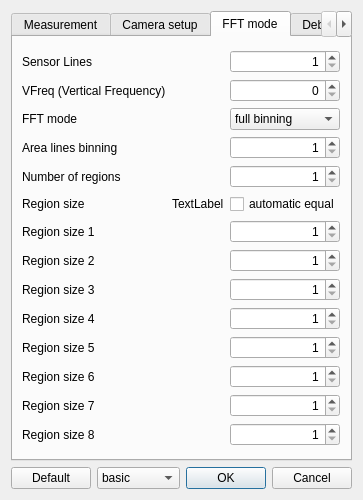
First picture: the form in escam/dialogsettings.ui, repository Entwicklungsburo-Stresing/EBST_CAM, before the edit.
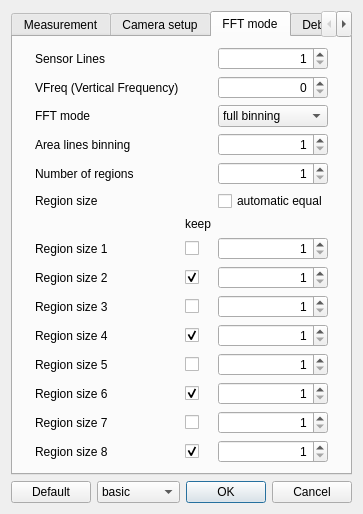
Second picture: the form after the edit. The open tabs and pages were chosen to show the change.

Commit message: Add keep to dialog setting

```diff
--- a/escam/dialogsettings.ui
+++ b/escam/dialogsettings.ui
@@ -7,7 +7,7 @@
     <x>0</x>
     <y>0</y>
     <width>336</width>
-    <height>470</height>
+    <height>482</height>
    </rect>
   </property>
   <property name="windowTitle">
@@ -844,13 +844,20 @@
       <layout class="QVBoxLayout" name="verticalLayout_5">
        <item>
         <layout class="QGridLayout" name="gridLayoutFftmode">
-         <item row="14" column="1">
+         <item row="15" column="1">
           <widget class="QLabel" name="labelRegion8">
            <property name="text">
             <string>Region size 8</string>
            </property>
           </widget>
          </item>
+         <item row="9" column="1">
+          <widget class="QLabel" name="labelRegion2">
+           <property name="text">
+            <string>Region size 2</string>
+           </property>
+          </widget>
+         </item>
          <item row="3" column="3">
           <widget class="QComboBox" name="comboBoxFftMode">
            <item>
@@ -871,20 +878,13 @@
           </widget>
          </item>
          <item row="8" column="1">
-          <widget class="QLabel" name="labelRegion2">
-           <property name="text">
-            <string>Region size 2</string>
-           </property>
-          </widget>
-         </item>
-         <item row="7" column="1">
           <widget class="QLabel" name="labelRegion1">
            <property name="text">
             <string>Region size 1</string>
            </property>
           </widget>
          </item>
-         <item row="10" column="3">
+         <item row="11" column="3">
           <widget class="QSpinBox" name="spinBoxRegion4">
            <property name="alignment">
             <set>Qt::AlignRight|Qt::AlignTrailing|Qt::AlignVCenter</set>
@@ -904,7 +904,7 @@
            </property>
           </widget>
          </item>
-         <item row="8" column="3">
+         <item row="9" column="3">
           <widget class="QSpinBox" name="spinBoxRegion2">
            <property name="alignment">
             <set>Qt::AlignRight|Qt::AlignTrailing|Qt::AlignVCenter</set>
@@ -917,7 +917,7 @@
            </property>
           </widget>
          </item>
-         <item row="12" column="3">
+         <item row="13" column="3">
           <widget class="QSpinBox" name="spinBoxRegion6">
            <property name="alignment">
             <set>Qt::AlignRight|Qt::AlignTrailing|Qt::AlignVCenter</set>
@@ -937,6 +937,19 @@
            </property>
           </widget>
          </item>
+         <item row="8" column="3">
+          <widget class="QSpinBox" name="spinBoxRegion1">
+           <property name="alignment">
+            <set>Qt::AlignRight|Qt::AlignTrailing|Qt::AlignVCenter</set>
+           </property>
+           <property name="minimum">
+            <number>1</number>
+           </property>
+           <property name="maximum">
+            <number>9999</number>
+           </property>
+          </widget>
+         </item>
          <item row="5" column="1">
           <widget class="QLabel" name="labelNumberOfRegions">
            <property name="text">
@@ -944,19 +957,6 @@
            </property>
           </widget>
          </item>
-         <item row="7" column="3">
-          <widget class="QSpinBox" name="spinBoxRegion1">
-           <property name="alignment">
-            <set>Qt::AlignRight|Qt::AlignTrailing|Qt::AlignVCenter</set>
-           </property>
-           <property name="minimum">
-            <number>1</number>
-           </property>
-           <property name="maximum">
-            <number>9999</number>
-           </property>
-          </widget>
-         </item>
          <item row="6" column="3">
           <widget class="QCheckBox" name="checkBoxRegionsEqual">
            <property name="text">
@@ -964,7 +964,7 @@
            </property>
           </widget>
          </item>
-         <item row="13" column="3">
+         <item row="14" column="3">
           <widget class="QSpinBox" name="spinBoxRegion7">
            <property name="alignment">
             <set>Qt::AlignRight|Qt::AlignTrailing|Qt::AlignVCenter</set>
@@ -977,21 +977,21 @@
            </property>
           </widget>
          </item>
-         <item row="9" column="1">
+         <item row="10" column="1">
           <widget class="QLabel" name="labelRegion3">
            <property name="text">
             <string>Region size 3</string>
            </property>
           </widget>
          </item>
-         <item row="10" column="1">
+         <item row="11" column="1">
           <widget class="QLabel" name="labelRegion4">
            <property name="text">
             <string>Region size 4</string>
            </property>
           </widget>
          </item>
-         <item row="13" column="1">
+         <item row="14" column="1">
           <widget class="QLabel" name="labelRegion7">
            <property name="text">
             <string>Region size 7</string>
@@ -1044,7 +1044,7 @@
            </property>
           </spacer>
          </item>
-         <item row="11" column="3">
+         <item row="12" column="3">
           <widget class="QSpinBox" name="spinBoxRegion5">
            <property name="alignment">
             <set>Qt::AlignRight|Qt::AlignTrailing|Qt::AlignVCenter</set>
@@ -1057,7 +1057,7 @@
            </property>
           </widget>
          </item>
-         <item row="9" column="3">
+         <item row="10" column="3">
           <widget class="QSpinBox" name="spinBoxRegion3">
            <property name="alignment">
             <set>Qt::AlignRight|Qt::AlignTrailing|Qt::AlignVCenter</set>
@@ -1084,7 +1084,7 @@
            </property>
           </widget>
          </item>
-         <item row="14" column="3">
+         <item row="15" column="3">
           <widget class="QSpinBox" name="spinBoxRegion8">
            <property name="alignment">
             <set>Qt::AlignRight|Qt::AlignTrailing|Qt::AlignVCenter</set>
@@ -1097,7 +1097,7 @@
            </property>
           </widget>
          </item>
-         <item row="15" column="1">
+         <item row="16" column="1">
           <spacer name="verticalSpacer_6">
            <property name="orientation">
             <enum>Qt::Vertical</enum>
@@ -1123,7 +1123,7 @@
            </property>
           </widget>
          </item>
-         <item row="12" column="1">
+         <item row="13" column="1">
           <widget class="QLabel" name="labelRegion6">
            <property name="text">
             <string>Region size 6</string>
@@ -1150,7 +1150,7 @@
            </property>
           </widget>
          </item>
-         <item row="11" column="1">
+         <item row="12" column="1">
           <widget class="QLabel" name="labelRegion5">
            <property name="text">
             <string>Region size 5</string>
@@ -1170,10 +1170,85 @@
            </property>
           </widget>
          </item>
-         <item row="6" column="2">
-          <widget class="QLabel" name="label">
+         <item row="7" column="1">
+          <widget class="QLabel" name="label_2">
            <property name="text">
-            <string>TextLabel</string>
+            <string/>
+           </property>
+          </widget>
+         </item>
+         <item row="7" column="2">
+          <widget class="QLabel" name="labelKeep">
+           <property name="text">
+            <string>keep</string>
+           </property>
+          </widget>
+         </item>
+         <item row="8" column="2">
+          <widget class="QCheckBox" name="checkBoxKeep1">
+           <property name="text">
+            <string/>
+           </property>
+          </widget>
+         </item>
+         <item row="9" column="2">
+          <widget class="QCheckBox" name="checkBoxKeep2">
+           <property name="text">
+            <string/>
+           </property>
+           <property name="checked">
+            <bool>true</bool>
+           </property>
+          </widget>
+         </item>
+         <item row="10" column="2">
+          <widget class="QCheckBox" name="checkBoxKeep3">
+           <property name="text">
+            <string/>
+           </property>
+          </widget>
+         </item>
+         <item row="11" column="2">
+          <widget class="QCheckBox" name="checkBoxKeep4">
+           <property name="text">
+            <string/>
+           </property>
+           <property name="checked">
+            <bool>true</bool>
+           </property>
+          </widget>
+         </item>
+         <item row="12" column="2">
+          <widget class="QCheckBox" name="checkBoxKeep5">
+           <property name="text">
+            <string/>
+           </property>
+          </widget>
+         </item>
+         <item row="13" column="2">
+          <widget class="QCheckBox" name="checkBoxKeep6">
+           <property name="text">
+            <string/>
+           </property>
+           <property name="checked">
+            <bool>true</bool>
+           </property>
+          </widget>
+         </item>
+         <item row="14" column="2">
+          <widget class="QCheckBox" name="checkBoxKeep7">
+           <property name="text">
+            <string/>
+           </property>
+          </widget>
+         </item>
+         <item row="15" column="2">
+          <widget class="QCheckBox" name="checkBoxKeep8">
+           <property name="text">
+            <string/>
+           </property>
+           <property name="checked">
+            <bool>true</bool>
            </property>
           </widget>
          </item>
```
Left out of the diff: 2 changed lines with no effect on the pictures. The commit also changes 4 other files.
